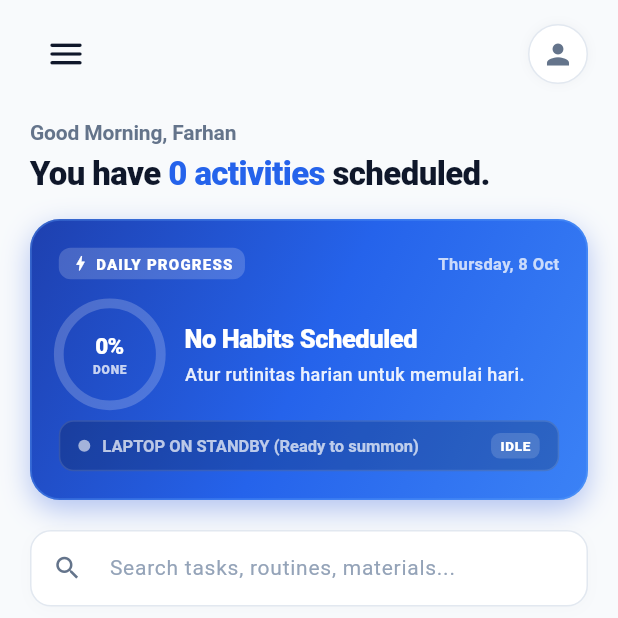
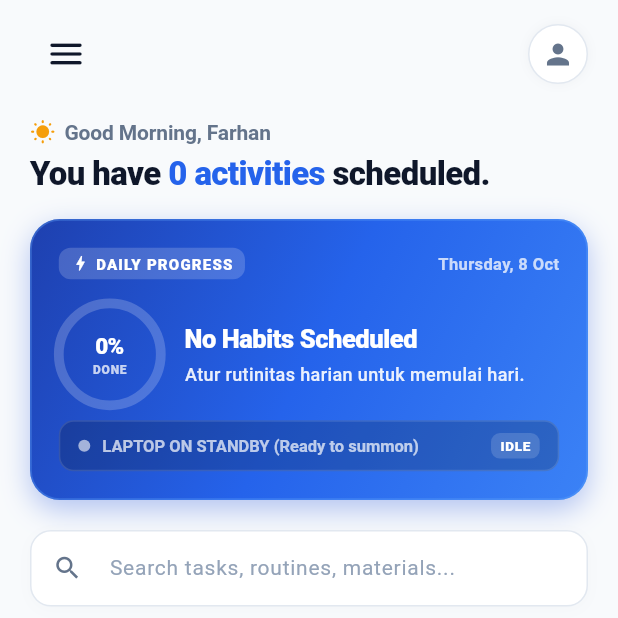
Before and after one commit to FarhanTZ/desk_summon_mobile, a Flutter app: the screen it shows after launch, on a phone screen of 412 x 824 dp, the top half of it. Run offline on Flutter 3.47's test engine with Material 3 defaults, Android fonts, the phone set to English and light mode, and no system bars; our stand-ins replace flutter_dotenv, flutter_markdown, supabase_flutter; accounts and stored records are empty.

Commit message:
feat(home): add time-based greeting icon beside user greeting title

```diff
--- a/lib/features/tasks/pages/home_screen.dart
+++ b/lib/features/tasks/pages/home_screen.dart
@@ -74,6 +74,30 @@ class _HomeScreenState extends State<HomeScreen> {
       return 'Good Evening';
     } else {
       return 'Good Night';
+    }
+  }
+
+  IconData _getGreetingIcon() {
+    final hour = DateTime.now().hour;
+    if (hour >= 5 && hour < 12) {
+      return Icons.wb_sunny_rounded;
+    } else if (hour >= 12 && hour < 17) {
+      return Icons.wb_sunny_rounded;
+    } else if (hour >= 17 && hour < 21) {
+      return Icons.wb_twilight_rounded;
+    } else {
+      return Icons.nightlight_round;
+    }
+  }
+
+  Color _getGreetingIconColor() {
+    final hour = DateTime.now().hour;
+    if (hour >= 5 && hour < 17) {
+      return const Color(0xFFF59E0B);
+    } else if (hour >= 17 && hour < 21) {
+      return const Color(0xFFF97316);
+    } else {
+      return const Color(0xFF6366F1);
     }
   }
 
@@ -748,6 +772,14 @@ class _HomeScreenState extends State<HomeScreen> {
                       const SizedBox(height: 18),
 
                       // Greeting & Task Count
+                      Row(
+                        children: [
+                          Icon(
+                            _getGreetingIcon(),
+                            size: 17,
+                            color: _getGreetingIconColor(),
+                          ),
+                          const SizedBox(width: 6),
                           Text(
                             '${_getGreeting()}, Farhan',
                             style: const TextStyle(
@@ -756,6 +788,8 @@ class _HomeScreenState extends State<HomeScreen> {
                               color: AppColors.mutedText,
                               letterSpacing: -0.1,
                             ),
+                          ),
+                        ],
                       ),
                       const SizedBox(height: 4),
 
```
Lines whose indentation alone changed are shown as unchanged.
